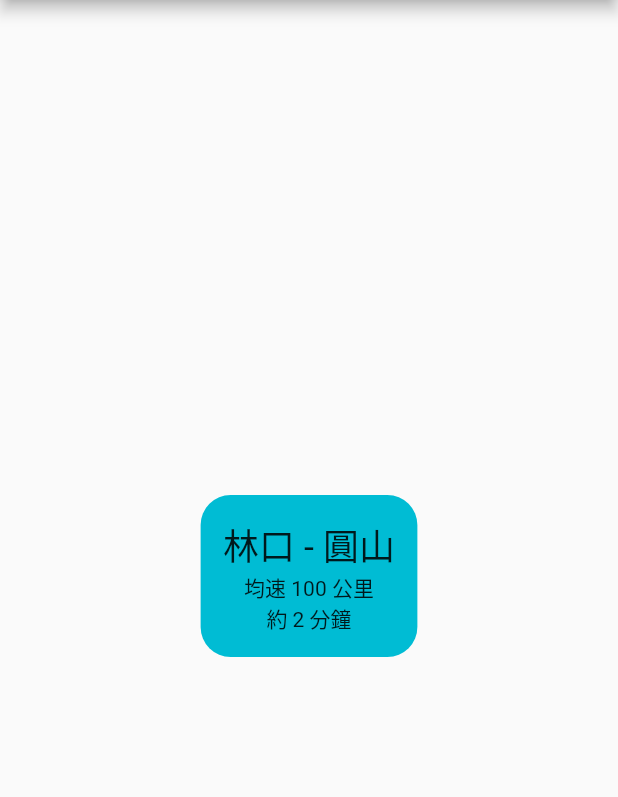
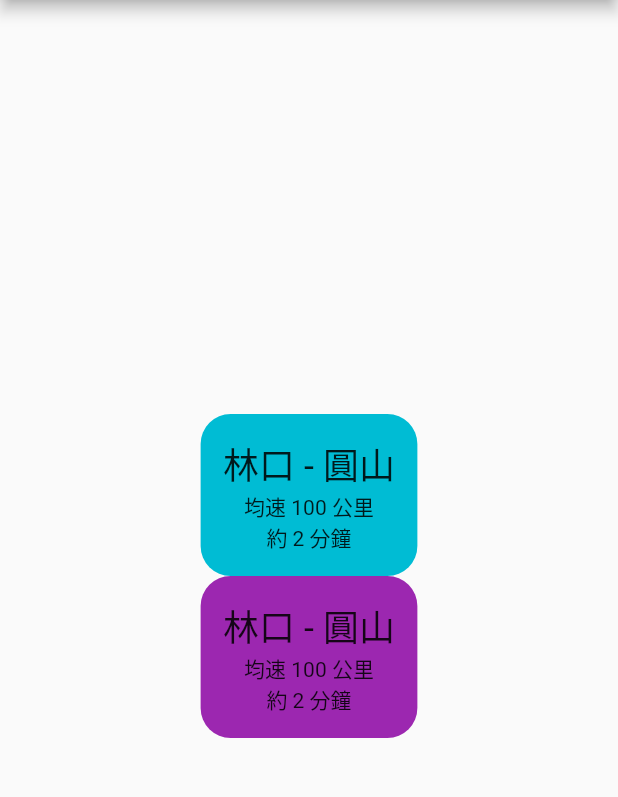
Before and after one commit to loyihsu/flutter-linkou-watch, a Flutter app: the screen it shows after launch, on a phone screen of 412 x 824 dp, the part 84-881 px from its top. Run offline on Flutter 3.47's test engine with Material 2 defaults, Android fonts, the phone set to English and light mode, and no system bars.

Commit message:
Rename the tile and add color customizability.

```diff
--- a/lib/ContentWidget.dart
+++ b/lib/WatchView/TileWidget.dart
@@ -1,12 +1,15 @@
 import 'package:flutter/material.dart';
 
-class ContentWidget extends StatefulWidget {
-  const ContentWidget({Key? key}) : super(key: key);
+class TileWidget extends StatefulWidget {
+  const TileWidget({Key? key, required this.tileColor}) : super(key: key);
+
+  final Color tileColor;
+
   @override
-  State<StatefulWidget> createState() => ContentWidgetState();
+  State<TileWidget> createState() => TileWidgetState();
 }
 
-class ContentWidgetState extends State<ContentWidget> {
+class TileWidgetState extends State<TileWidget> {
   final String _title = "林口 - 圓山";
   String _speed = "均速 100 公里";
   String _estimation = "約 2 分鐘";
@@ -26,10 +29,10 @@ class ContentWidgetState extends State<ContentWidget> {
   @override
   Widget build(BuildContext context) {
     return Container(
-      decoration: const BoxDecoration(
+      decoration: BoxDecoration(
           shape: BoxShape.rectangle,
-          color: Colors.cyan,
-          borderRadius: BorderRadius.all(Radius.circular(20))),
+          color: widget.tileColor,
+          borderRadius: const BorderRadius.all(Radius.circular(20))),
       child: Padding(
           padding: const EdgeInsets.all(15),
           child: Column(children: <Widget>[
--- a/lib/main.dart
+++ b/lib/main.dart
@@ -1,5 +1,5 @@
 import 'package:flutter/material.dart';
-import 'package:linkou/ContentWidget.dart';
+import 'package:linkou/WatchView/TileWidget.dart';
 
 void main() {
   runApp(const MyApp());
@@ -40,7 +40,8 @@ class _MyHomePageState extends State<MyHomePage> {
         child: Column(
           mainAxisAlignment: MainAxisAlignment.center,
           children: const <Widget>[
-            ContentWidget()
+            TileWidget(tileColor: Colors.cyan),
+            TileWidget(tileColor: Colors.purple)
           ],
         ),
       ),
```
